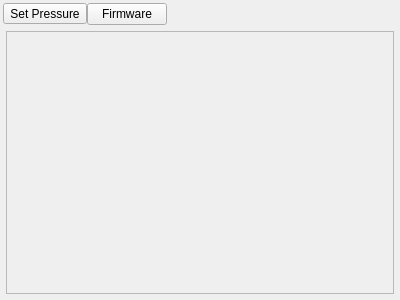
Qt form OHB80PortMonitor_V_1_0_0/ui/debugpage.ui (Simon2817/OHB80PortMonitor) before a commit.
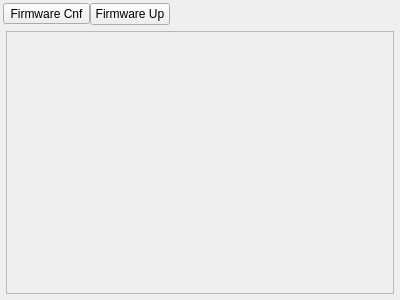
The same form after that commit.

Patch:
```diff
--- a/OHB80PortMonitor_V_1_0_0/ui/debugpage.ui
+++ b/OHB80PortMonitor_V_1_0_0/ui/debugpage.ui
@@ -54,16 +54,16 @@
        <number>0</number>
       </property>
       <item>
-       <widget class="QToolButton" name="btnSetPressure">
+       <widget class="QToolButton" name="btnFirmwareConfig">
         <property name="text">
-         <string>Set Pressure</string>
+         <string>Firmware Cnf</string>
         </property>
        </widget>
       </item>
       <item>
-       <widget class="QPushButton" name="btnFirmwareConfig">
+       <widget class="QPushButton" name="btnFirmwareUpdate">
         <property name="text">
-         <string>Firmware</string>
+         <string>Firmware Up</string>
         </property>
        </widget>
       </item>
```
